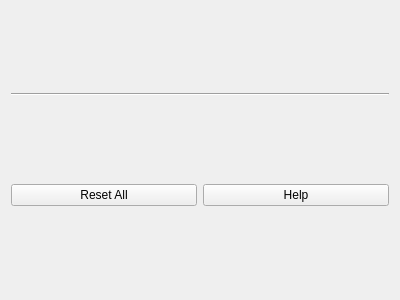
Before: the Qt Designer form src/vclib/ext/qt/gui/processing/multi_parameter_frame.ui in cnr-isti-vclab/vclib, drawn with Qt 5.
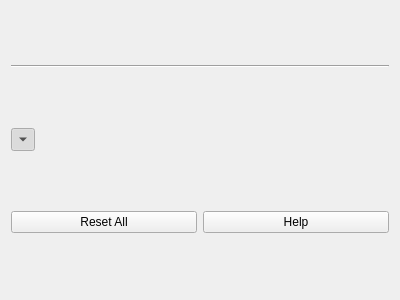
After: the same form once the commit is applied. Icons and pictures are not drawn.

Commit message: arrow tool  button

```diff
--- a/src/vclib/ext/qt/gui/processing/multi_parameter_frame.ui
+++ b/src/vclib/ext/qt/gui/processing/multi_parameter_frame.ui
@@ -14,17 +14,7 @@
    <string>Frame</string>
   </property>
   <layout class="QGridLayout" name="gridLayout_2">
-   <item row="0" column="0" colspan="2">
-    <widget class="Line" name="line">
-     <property name="orientation">
-      <enum>Qt::Horizontal</enum>
-     </property>
-    </widget>
-   </item>
-   <item row="1" column="0" colspan="2">
-    <layout class="QGridLayout" name="parametersLayout"/>
-   </item>
-   <item row="2" column="1">
+   <item row="3" column="1">
     <widget class="QPushButton" name="helpPushButton">
      <property name="text">
       <string>Help</string>
@@ -40,7 +30,17 @@
      </property>
     </widget>
    </item>
-   <item row="2" column="0">
+   <item row="0" column="0" colspan="2">
+    <widget class="Line" name="line">
+     <property name="orientation">
+      <enum>Qt::Horizontal</enum>
+     </property>
+    </widget>
+   </item>
+   <item row="2" column="0" colspan="2">
+    <layout class="QGridLayout" name="parametersLayout"/>
+   </item>
+   <item row="3" column="0">
     <widget class="QPushButton" name="resetAllPushButton">
      <property name="text">
       <string>Reset All</string>
@@ -50,6 +50,65 @@
      </property>
     </widget>
    </item>
+   <item row="1" column="0" colspan="2">
+    <widget class="QFrame" name="headerFrame">
+     <property name="sizePolicy">
+      <sizepolicy hsizetype="Preferred" vsizetype="Fixed">
+       <horstretch>0</horstretch>
+       <verstretch>0</verstretch>
+      </sizepolicy>
+     </property>
+     <property name="frameShape">
+      <enum>QFrame::NoFrame</enum>
+     </property>
+     <property name="frameShadow">
+      <enum>QFrame::Plain</enum>
+     </property>
+     <layout class="QHBoxLayout" name="horizontalLayout_2">
+      <property name="leftMargin">
+       <number>0</number>
+      </property>
+      <property name="topMargin">
+       <number>0</number>
+      </property>
+      <property name="rightMargin">
+       <number>0</number>
+      </property>
+      <property name="bottomMargin">
+       <number>0</number>
+      </property>
+      <item>
+       <widget class="QToolButton" name="showAllParametersToolButton">
+        <property name="text">
+         <string>...</string>
+        </property>
+        <property name="checkable">
+         <bool>true</bool>
+        </property>
+        <property name="checked">
+         <bool>true</bool>
+        </property>
+        <property name="arrowType">
+         <enum>Qt::DownArrow</enum>
+        </property>
+       </widget>
+      </item>
+      <item>
+       <widget class="QLabel" name="headerLabel">
+        <property name="sizePolicy">
+         <sizepolicy hsizetype="Expanding" vsizetype="Fixed">
+          <horstretch>0</horstretch>
+          <verstretch>0</verstretch>
+         </sizepolicy>
+        </property>
+        <property name="text">
+         <string/>
+        </property>
+       </widget>
+      </item>
+     </layout>
+    </widget>
+   </item>
   </layout>
  </widget>
  <resources/>
```
The commit also changes 5 other files.
